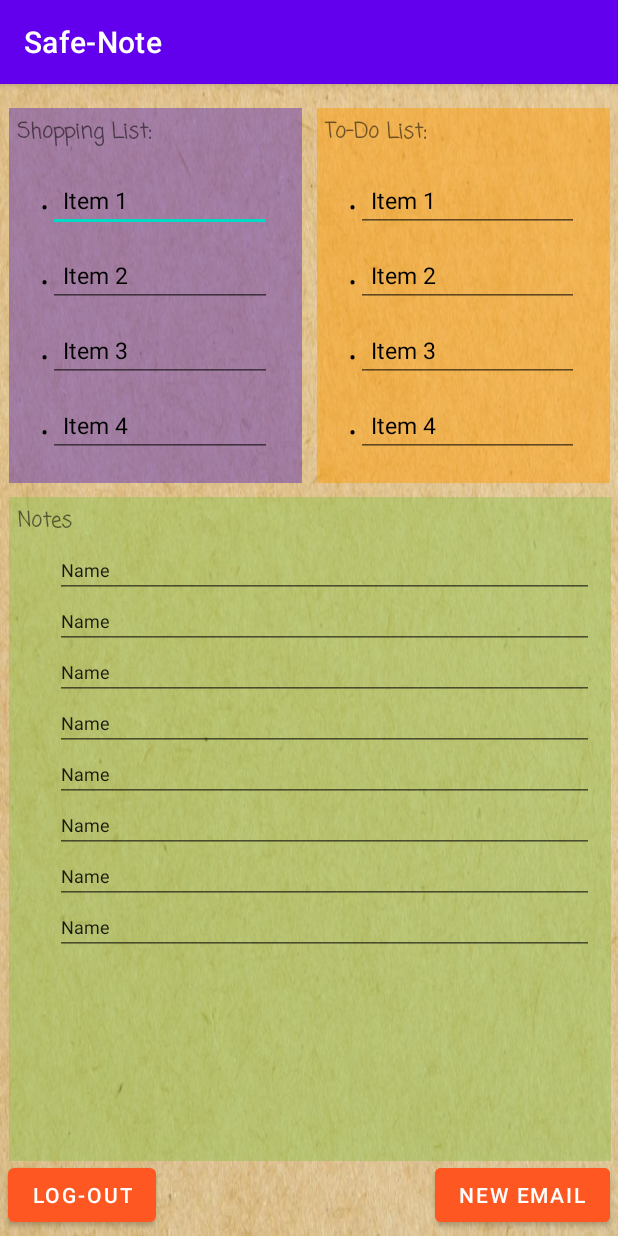
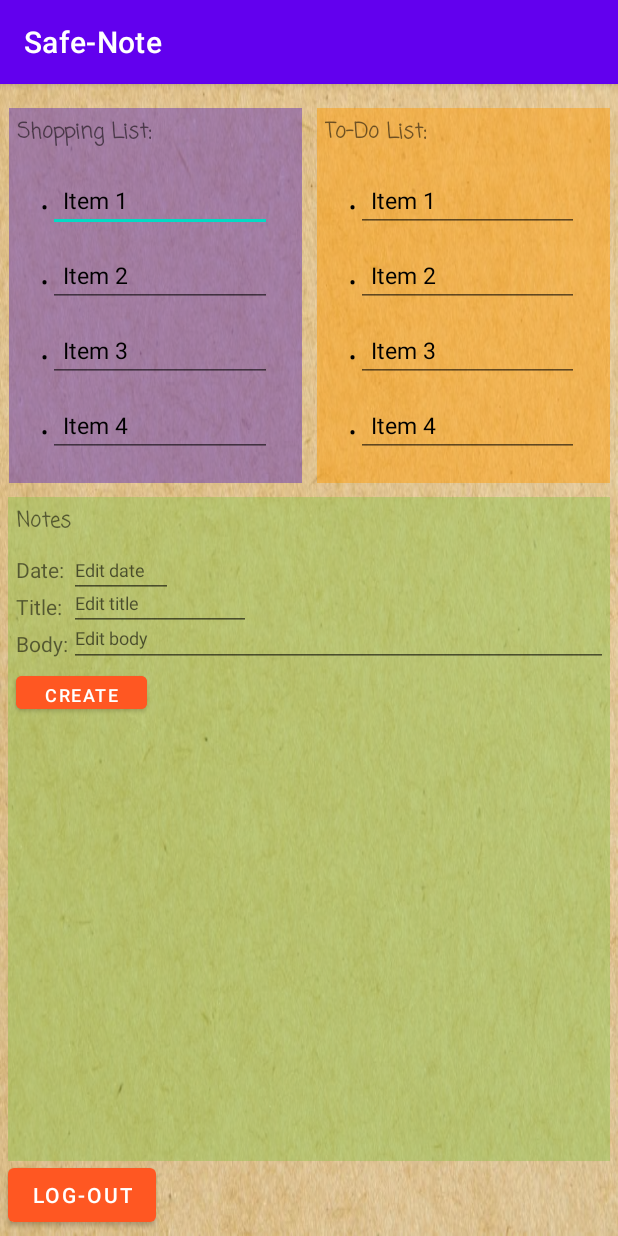
Before and after one commit to AdamTweedie/Safe-Note-Android-Application, an Android app: the NotePage screen opened directly, with no data from a screen before it, on a phone screen of 412 x 824 dp. Run offline under Robolectric (Android 15) with nearby library versions, the phone set to English and light mode, and no system bars; 2 statements that could not run were skipped.

```diff
--- a/app/src/main/java/com/example/safe_note/MainActivity.java
+++ b/app/src/main/java/com/example/safe_note/MainActivity.java
@@ -31,6 +31,15 @@ public class MainActivity extends AppCompatActivity {
         btnLogin = (Button) findViewById(R.id.btnLogin);
         btnSignUp = (Button) findViewById(R.id.btnSignUp);
 
+        // shared preferences for Notes (not working, try savedInstanceState())
+        SharedPreferences result = getSharedPreferences("SaveData", Context.MODE_PRIVATE);
+        String value = result.getString("Value", " β β ");
+        SharedPreferences.Editor spNoteOneEditor = result.edit();
+        System.out.println("SharedPref value from within MainActivity.java " + value);
+        spNoteOneEditor.putString("Value", value);
+        spNoteOneEditor.apply();
+
+
         String masterKeyAlias = null;
         try {
             masterKeyAlias = MasterKeys.getOrCreate(MasterKeys.AES256_GCM_SPEC);
@@ -49,6 +58,7 @@ public class MainActivity extends AppCompatActivity {
                 String incorrectDetails = "Username or Password is Incorrect.";
 
                 //SharedPreferences preferences = getSharedPreferences("MYPREFS", MODE_PRIVATE);
+
                 SharedPreferences encryptedPreferences = null;
                 try {
                     encryptedPreferences = EncryptedSharedPreferences.create(
@@ -63,7 +73,6 @@ public class MainActivity extends AppCompatActivity {
                 }
 
                 String userDetails = encryptedPreferences.getString(user + password + "data", incorrectDetails);
-
                 SharedPreferences.Editor editor = encryptedPreferences.edit();
                 editor.putString("user_display", userDetails);
                 editor.commit();
--- a/app/src/main/java/com/example/safe_note/NotePage.java
+++ b/app/src/main/java/com/example/safe_note/NotePage.java
@@ -5,6 +5,7 @@ import android.content.SharedPreferences;
 import android.os.Bundle;
 import android.view.View;
 import android.widget.Button;
+import android.widget.EditText;
 import android.widget.TextView;
 import android.widget.Toast;
 import android.content.Context;
@@ -28,7 +29,10 @@ public class NotePage extends AppCompatActivity{
     public ArrayList<EditRecyclerView> ervArrayListTwo;
     CustomAdapter customAdapterOne;
     CustomAdapter customAdapterTwo;
-    Button logOut;
+    EditText etDate, etTitle, etBody;
+    TextView tvDate, tvTitle, tvBody;
+    Button logOut, createNote;
+    SharedPreferences spNoteOne;
 
     @Override
     protected void onCreate(Bundle savedInstanceState){
@@ -38,6 +42,16 @@ public class NotePage extends AppCompatActivity{
 
         // Encrypted Shared Preferences used to store user credentials to the application
         //SharedPreferences preferences = getSharedPreferences("MYPREFS", MODE_PRIVATE);
+
+        logOut = (Button) findViewById(R.id.btnLogOut);
+        recyclerViewOne = (RecyclerView) findViewById(R.id.shoppingRecyclerView);
+        recyclerViewTwo = (RecyclerView) findViewById(R.id.toDoRecyclerView);
+
+        ervArrayListOne = populateList();
+        ervArrayListTwo = populateList();
+
+        customAdapterOne = new CustomAdapter(this, ervArrayListOne);
+        customAdapterTwo = new CustomAdapter(this, ervArrayListTwo);
 
         String masterKeyAlias = null;
         try {
@@ -67,22 +81,56 @@ public class NotePage extends AppCompatActivity{
         TextView displayInfo = (TextView) findViewById(R.id.textView3);
         displayInfo.setText(display);
 
-        logOut = (Button) findViewById(R.id.btnLogOut);
-        recyclerViewOne = (RecyclerView) findViewById(R.id.shoppingRecyclerView);
-        recyclerViewTwo = (RecyclerView) findViewById(R.id.toDoRecyclerView);
-
-        ervArrayListOne = populateList();
-        ervArrayListTwo = populateList();
-
-        customAdapterOne = new CustomAdapter(this, ervArrayListOne);
-        customAdapterTwo = new CustomAdapter(this, ervArrayListTwo);
-
         recyclerViewOne.setAdapter(customAdapterOne);
         recyclerViewTwo.setAdapter(customAdapterTwo);
 
         recyclerViewOne.setLayoutManager(new LinearLayoutManager(getApplicationContext(), LinearLayoutManager.VERTICAL, false));
         recyclerViewTwo.setLayoutManager(new LinearLayoutManager(getApplicationContext(), LinearLayoutManager.VERTICAL, false));
 
+        /** the following code is for the functionality of the main note section, just got
+         * the SharedPreferences working so that is saves state between activities.**/
+
+        createNote = (Button) findViewById(R.id.btnCreate);
+        etDate = (EditText) findViewById(R.id.etDate);
+        etTitle = (EditText) findViewById(R.id.etTitle);
+        etBody = (EditText) findViewById(R.id.etBody);
+        tvDate = (TextView) findViewById(R.id.tvDate);
+        tvTitle = (TextView) findViewById(R.id.tvTitle);
+        tvBody = (TextView) findViewById(R.id.tvBody);
+
+        spNoteOne = getSharedPreferences("SaveData", Context.MODE_PRIVATE);
+        SharedPreferences.Editor editor = spNoteOne.edit();
+
+        createNote.setOnClickListener(new View.OnClickListener() {
+            @Override
+            public void onClick(View v) {
+                System.out.println("EditText Note One: " + etDate.getText().toString());
+                editor.putString("Value", etDate.getText().toString() + "β" + etTitle.getText().toString() + "β" + etBody.getText().toString());
+                editor.apply();
+                // cant get value to be stored back in tv when reloaded
+                String value = spNoteOne.getString("Value", " β β ");
+                // this needs changing below
+                tvDate.setText(etDate.getText().toString());
+                tvBody.setText(etBody.getText().toString());
+                tvTitle.setText(etTitle.getText().toString());
+            }
+        });
+
+        String string = spNoteOne.getString("Value", " β β ");
+        System.out.println("Full string - " + string);
+        String parts[] = string.split("β");
+        String date = parts[0];
+        String title = parts[1];
+        String body = parts[2];
+        System.out.println("Date - " + date);
+        System.out.println("Title - " + title);
+        System.out.println("Body - " + body);
+
+        tvDate.setText(date);
+        tvTitle.setText(title);
+        tvBody.setText(body);
+
+        // Add functionality for Log Out button.
         logOut.setOnClickListener(new View.OnClickListener() {
             @Override
             public void onClick(View v) {
@@ -94,6 +142,7 @@ public class NotePage extends AppCompatActivity{
                 Toast.makeText(context, "Goodbye!", Toast.LENGTH_LONG).show();
             }
         });
+
     }
 
     private ArrayList<EditRecyclerView> populateList(){
--- a/app/src/main/java/com/example/safe_note/Register.java
+++ b/app/src/main/java/com/example/safe_note/Register.java
@@ -47,7 +47,7 @@ public class Register extends AppCompatActivity {
             public void onClick(View v) {
 
                 // Encrypted Shared Preferences to store Username and Password
-                //https://developer.android.com/reference/androidx/security/crypto/EncryptedSharedPreferences
+                // https://developer.android.com/reference/androidx/security/crypto/EncryptedSharedPreferences
                 SharedPreferences encryptedPreferences = null;
                 try {
                     encryptedPreferences = EncryptedSharedPreferences.create(
--- a/app/src/main/res/layout/note_page.xml
+++ b/app/src/main/res/layout/note_page.xml
@@ -5,17 +5,6 @@
     android:layout_width="match_parent"
     android:layout_height="match_parent"
     android:background="@drawable/texturedbackground">
-
-    <Button
-        android:id="@+id/btnCreateEmail"
-        android:layout_width="wrap_content"
-        android:layout_height="wrap_content"
-        android:layout_marginEnd="5dp"
-        android:layout_marginBottom="3dp"
-        android:backgroundTint="#FF5722"
-        android:text="New Email"
-        app:layout_constraintBottom_toBottomOf="parent"
-        app:layout_constraintEnd_toEndOf="parent" />
 
     <TextView
         android:id="@+id/textView3"
@@ -118,9 +107,10 @@
         android:background="#758BC34A"
         app:layout_constraintBottom_toBottomOf="parent"
         app:layout_constraintEnd_toEndOf="@+id/constraintLayout2"
-        app:layout_constraintHorizontal_bias="0.0"
+        app:layout_constraintHorizontal_bias="1.0"
         app:layout_constraintStart_toStartOf="@+id/constraintLayout"
-        app:layout_constraintTop_toBottomOf="@+id/constraintLayout">
+        app:layout_constraintTop_toBottomOf="@+id/constraintLayout"
+        app:layout_constraintVertical_bias="0.522">
 
         <TextView
             android:id="@+id/textView6"
@@ -136,93 +126,104 @@
             app:layout_constraintTop_toTopOf="parent" />
 
         <EditText
-            android:id="@+id/editTextTextPersonName2"
-            android:layout_width="359dp"
+            android:id="@+id/etDate"
+            android:layout_width="69dp"
+            android:layout_height="37dp"
+            android:layout_marginTop="30dp"
+            android:ems="10"
+            android:hint="Edit date"
+            android:inputType="textPersonName"
+            android:textSize="12sp"
+            app:layout_constraintStart_toEndOf="@+id/textView7"
+            app:layout_constraintTop_toTopOf="parent" />
+
+        <Button
+            android:id="@+id/btnCreate"
+            android:layout_width="87dp"
             android:layout_height="34dp"
-            android:layout_marginStart="25dp"
-            android:ems="10"
-            android:inputType="textPersonName"
-            android:text="Name"
+            android:backgroundTint="#FF5722"
+            android:text="Create"
             android:textSize="12sp"
+            app:layout_constraintStart_toStartOf="@+id/textView9"
+            app:layout_constraintTop_toBottomOf="@+id/etBody" />
+
+        <TextView
+            android:id="@+id/tvDate"
+            android:layout_width="wrap_content"
+            android:layout_height="wrap_content"
+            android:layout_marginTop="10dp"
+            android:textSize="12sp"
+            app:layout_constraintStart_toStartOf="@+id/btnCreate"
+            app:layout_constraintTop_toBottomOf="@+id/btnCreate" />
+
+        <TextView
+            android:id="@+id/textView7"
+            android:layout_width="wrap_content"
+            android:layout_height="wrap_content"
+            android:layout_marginTop="5dp"
+            android:text="Date: "
             app:layout_constraintStart_toStartOf="@+id/textView6"
             app:layout_constraintTop_toBottomOf="@+id/textView6" />
 
-        <EditText
-            android:id="@+id/editTextTextPersonName8"
-            android:layout_width="359dp"
-            android:layout_height="34dp"
-            android:ems="10"
-            android:inputType="textPersonName"
-            android:text="Name"
-            android:textSize="12sp"
-            app:layout_constraintStart_toStartOf="@+id/editTextTextPersonName2"
-            app:layout_constraintTop_toBottomOf="@+id/editTextTextPersonName2" />
+        <TextView
+            android:id="@+id/textView8"
+            android:layout_width="wrap_content"
+            android:layout_height="wrap_content"
+            android:layout_marginTop="5dp"
+            android:text="Title:"
+            app:layout_constraintStart_toStartOf="@+id/textView7"
+            app:layout_constraintTop_toBottomOf="@+id/textView7" />
+
+        <TextView
+            android:id="@+id/textView9"
+            android:layout_width="wrap_content"
+            android:layout_height="wrap_content"
+            android:layout_marginTop="5dp"
+            android:text="Body:"
+            app:layout_constraintStart_toStartOf="@+id/textView8"
+            app:layout_constraintTop_toBottomOf="@+id/textView8" />
 
         <EditText
-            android:id="@+id/editTextTextPersonName9"
-            android:layout_width="359dp"
+            android:id="@+id/etTitle"
+            android:layout_width="121dp"
             android:layout_height="34dp"
+            android:layout_marginTop="55dp"
             android:ems="10"
+            android:hint="Edit title"
             android:inputType="textPersonName"
-            android:text="Name"
             android:textSize="12sp"
-            app:layout_constraintStart_toStartOf="@+id/editTextTextPersonName8"
-            app:layout_constraintTop_toBottomOf="@+id/editTextTextPersonName8" />
+            app:layout_constraintStart_toStartOf="@+id/etDate"
+            app:layout_constraintTop_toTopOf="parent" />
 
         <EditText
-            android:id="@+id/editTextTextPersonName10"
+            android:id="@+id/etBody"
             android:layout_width="359dp"
-            android:layout_height="34dp"
+            android:layout_height="38dp"
+            android:layout_marginTop="75dp"
             android:ems="10"
+            android:hint="Edit body"
             android:inputType="textPersonName"
-            android:text="Name"
             android:textSize="12sp"
-            app:layout_constraintStart_toStartOf="@+id/editTextTextPersonName9"
-            app:layout_constraintTop_toBottomOf="@+id/editTextTextPersonName9" />
+            app:layout_constraintStart_toStartOf="@+id/etTitle"
+            app:layout_constraintTop_toTopOf="parent" />
 
-        <EditText
-            android:id="@+id/editTextTextPersonName11"
-            android:layout_width="359dp"
-            android:layout_height="34dp"
-            android:ems="10"
-            android:inputType="textPersonName"
-            android:text="Name"
+        <TextView
+            android:id="@+id/tvTitle"
+            android:layout_width="wrap_content"
+            android:layout_height="wrap_content"
+            android:layout_marginTop="5dp"
             android:textSize="12sp"
-            app:layout_constraintStart_toStartOf="@+id/editTextTextPersonName10"
-            app:layout_constraintTop_toBottomOf="@+id/editTextTextPersonName10" />
+            app:layout_constraintStart_toStartOf="@+id/tvDate"
+            app:layout_constraintTop_toBottomOf="@+id/tvDate" />
 
-        <EditText
-            android:id="@+id/editTextTextPersonName12"
-            android:layout_width="359dp"
-            android:layout_height="34dp"
-            android:ems="10"
-            android:inputType="textPersonName"
-            android:text="Name"
+        <TextView
+            android:id="@+id/tvBody"
+            android:layout_width="wrap_content"
+            android:layout_height="wrap_content"
+            android:layout_marginTop="5dp"
             android:textSize="12sp"
-            app:layout_constraintStart_toStartOf="@+id/editTextTextPersonName11"
-            app:layout_constraintTop_toBottomOf="@+id/editTextTextPersonName11" />
-
-        <EditText
-            android:id="@+id/editTextTextPersonName13"
-            android:layout_width="359dp"
-            android:layout_height="34dp"
-            android:ems="10"
-            android:inputType="textPersonName"
-            android:text="Name"
-            android:textSize="12sp"
-            app:layout_constraintStart_toStartOf="@+id/editTextTextPersonName12"
-            app:layout_constraintTop_toBottomOf="@+id/editTextTextPersonName12" />
-
-        <EditText
-            android:id="@+id/editTextTextPersonName14"
-            android:layout_width="359dp"
-            android:layout_height="34dp"
-            android:ems="10"
-            android:inputType="textPersonName"
-            android:text="Name"
-            android:textSize="12sp"
-            app:layout_constraintStart_toStartOf="@+id/editTextTextPersonName13"
-            app:layout_constraintTop_toBottomOf="@+id/editTextTextPersonName13" />
+            app:layout_constraintStart_toStartOf="@+id/tvTitle"
+            app:layout_constraintTop_toBottomOf="@+id/tvTitle" />
 
     </androidx.constraintlayout.widget.ConstraintLayout>
 
```
